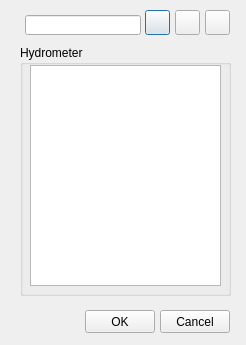
This is ui/mincut_add_hydrometer.ui in Giswater/giswater_qgis_plugin as Qt 5 draws it before an edit. The edited form follows.
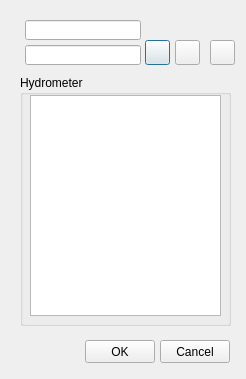
This is the edited form. Icons and pictures are not drawn.

Commit message: #203 wip - mincut analysis

Diff of the .ui file:
```diff
--- a/ui/mincut_add_hydrometer.ui
+++ b/ui/mincut_add_hydrometer.ui
@@ -7,7 +7,7 @@
     <x>0</x>
     <y>0</y>
     <width>246</width>
-    <height>345</height>
+    <height>379</height>
    </rect>
   </property>
   <property name="windowTitle">
@@ -17,7 +17,7 @@
    <property name="geometry">
     <rect>
      <x>20</x>
-     <y>45</y>
+     <y>75</y>
      <width>211</width>
      <height>251</height>
     </rect>
@@ -40,7 +40,7 @@
    <property name="geometry">
     <rect>
      <x>145</x>
-     <y>10</y>
+     <y>40</y>
      <width>25</width>
      <height>25</height>
     </rect>
@@ -57,7 +57,7 @@
    <property name="geometry">
     <rect>
      <x>175</x>
-     <y>10</y>
+     <y>40</y>
      <width>25</width>
      <height>25</height>
     </rect>
@@ -74,7 +74,7 @@
    <property name="geometry">
     <rect>
      <x>160</x>
-     <y>310</y>
+     <y>340</y>
      <width>70</width>
      <height>23</height>
     </rect>
@@ -87,7 +87,7 @@
    <property name="geometry">
     <rect>
      <x>85</x>
-     <y>310</y>
+     <y>340</y>
      <width>70</width>
      <height>23</height>
     </rect>
@@ -100,7 +100,7 @@
    <property name="geometry">
     <rect>
      <x>25</x>
-     <y>15</y>
+     <y>45</y>
      <width>116</width>
      <height>20</height>
     </rect>
@@ -109,8 +109,8 @@
   <widget class="QPushButton" name="btn_snapping">
    <property name="geometry">
     <rect>
-     <x>205</x>
-     <y>10</y>
+     <x>210</x>
+     <y>40</y>
      <width>25</width>
      <height>25</height>
     </rect>
@@ -123,6 +123,16 @@
      <normaloff>../icons/129.png</normaloff>../icons/129.png</iconset>
    </property>
   </widget>
+  <widget class="QLineEdit" name="customer_code_connec">
+   <property name="geometry">
+    <rect>
+     <x>25</x>
+     <y>20</y>
+     <width>116</width>
+     <height>20</height>
+    </rect>
+   </property>
+  </widget>
  </widget>
  <resources/>
  <connections/>
```
The commit also changes 2 other files.
